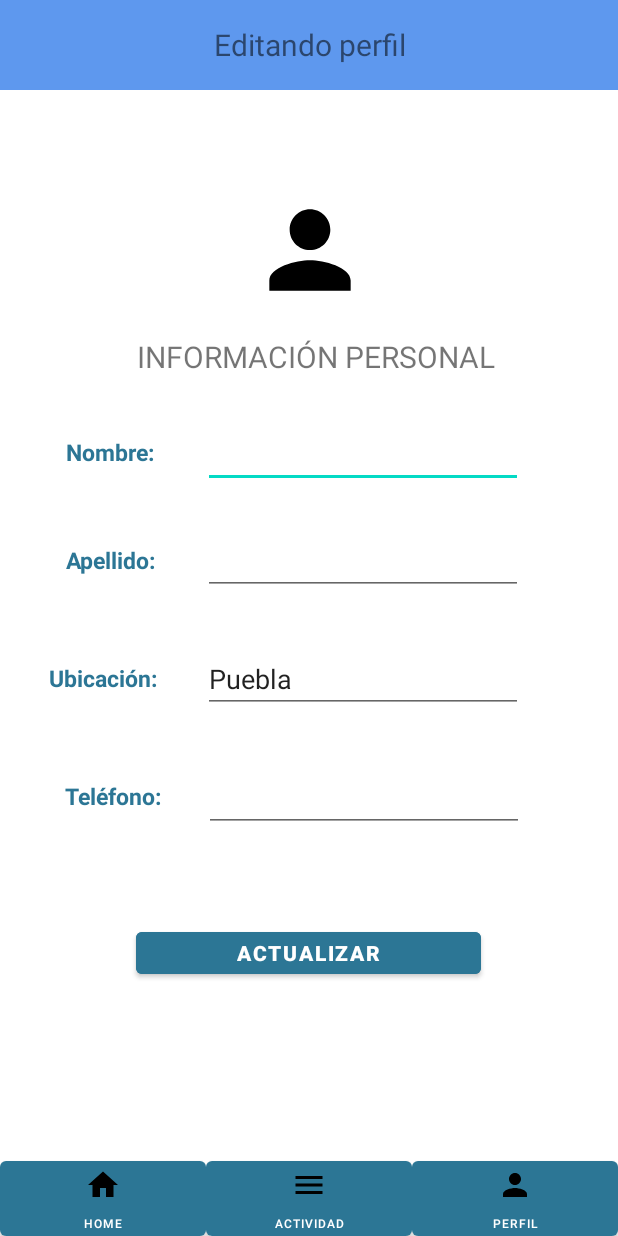
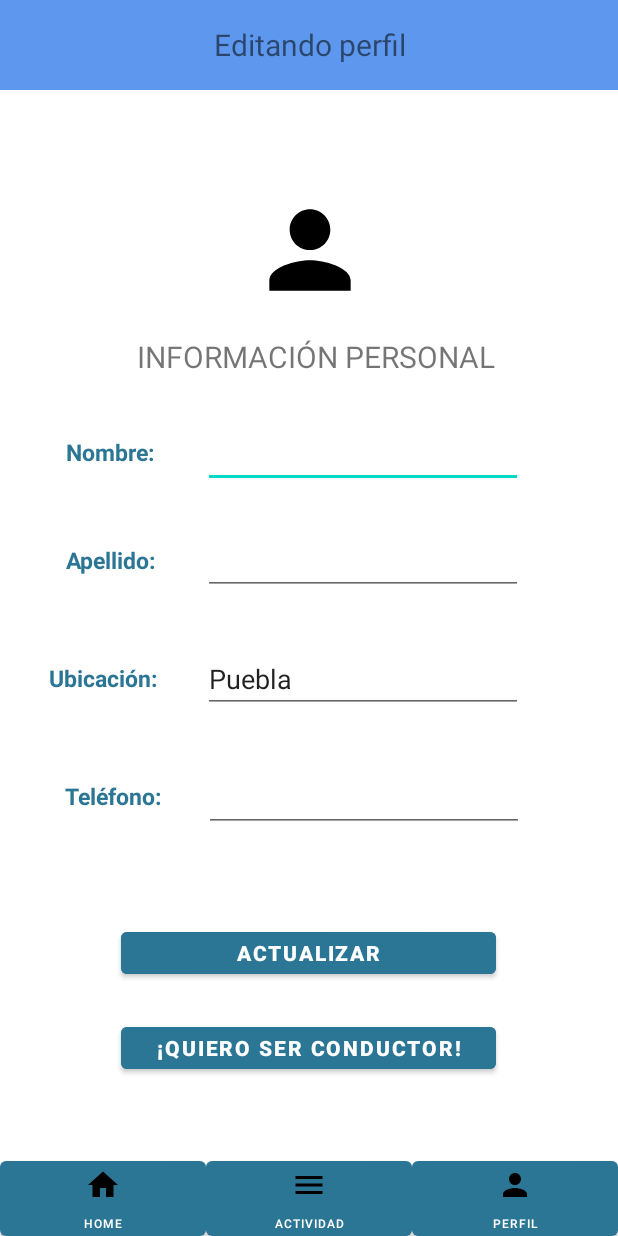
Before and after one commit to Salchiis/Carpooling, an Android app: the ProfileScreen screen opened directly, with no data from a screen before it, after a tap on "EDITAR", on a phone screen of 412 x 824 dp. Run offline under Robolectric (Android 15) with nearby library versions, the phone set to English and light mode, and no system bars; our stand-ins replace Firebase (no records; nobody signed in at launch, a user with empty details on screens opened directly).

Commit message:
Add user front

```diff
--- a/app/src/main/AndroidManifest.xml
+++ b/app/src/main/AndroidManifest.xml
@@ -7,12 +7,16 @@
         android:allowBackup="true"
         android:dataExtractionRules="@xml/data_extraction_rules"
         android:fullBackupContent="@xml/backup_rules"
-        android:icon="@mipmap/ic_launcher"
+        android:icon="@drawable/logo"
         android:label="@string/app_name"
+
         android:roundIcon="@mipmap/ic_launcher_round"
         android:supportsRtl="true"
         android:theme="@style/Theme.Carpooling"
         tools:targetApi="31">
+        <activity
+            android:name=".upgradeProfile"
+            android:exported="false" />
         <activity
             android:name=".ForgetPassword"
             android:exported="false" />
--- a/app/src/main/java/com/example/carpooling/EditInformation.java
+++ b/app/src/main/java/com/example/carpooling/EditInformation.java
@@ -23,7 +23,7 @@ import java.util.Map;
 
 public class EditInformation extends AppCompatActivity {
 
-    Button update;  //Boton para hacer el update
+    Button update,upgradeButton;  //Boton para hacer el update
     EditText name,lastname,phone,location; //Etiquetas a modificar
     FirebaseUser user; //Usuario activo
     FirebaseAuth mAuth; //Autentificador con firebase
@@ -47,6 +47,17 @@ public class EditInformation extends AppCompatActivity {
         editPerfilButton = findViewById(R.id.editPerfilButton);
         editActividadButton = findViewById(R.id.editActividadButton);
         editHomeButton = findViewById(R.id.editHomeButton);
+        upgradeButton = findViewById(R.id.upgradeButton);
+
+        upgradeButton.setOnClickListener(new View.OnClickListener() {
+            @Override
+            public void onClick(View view) {
+                Intent myIntent = new Intent(EditInformation.this, upgradeProfile.class);
+                startActivity(myIntent);
+
+            }
+        });
+
 
         editPerfilButton.setOnClickListener(new View.OnClickListener() { //Boton que nos lleva al perfil
             @Override
--- a/app/src/main/java/com/example/carpooling/ProfileScreen.java
+++ b/app/src/main/java/com/example/carpooling/ProfileScreen.java
@@ -21,7 +21,7 @@ import com.google.firebase.database.ValueEventListener;
 public class ProfileScreen extends AppCompatActivity {
 
         Button logOut;
-        TextView helpButton,editProfileButton,profilePerfilButton,profileActividadButton,profileHomeButton;;
+        TextView helpButton,editProfileButton,profilePerfilButton,profileActividadButton,profileHomeButton;
         FirebaseUser user;
         DatabaseReference reference;
         String userID;
@@ -36,7 +36,6 @@ public class ProfileScreen extends AppCompatActivity {
         editProfileButton = findViewById(R.id.editProfileButton);
         profileHomeButton = findViewById(R.id.profileHomeButton);
         profileActividadButton = findViewById(R.id.profileActividadButton);
-
         profileHomeButton.setOnClickListener(new View.OnClickListener() { //para ur a home
             @Override
             public void onClick(View view) {
@@ -93,11 +92,19 @@ public class ProfileScreen extends AppCompatActivity {
         final TextView emailTextView = findViewById(R.id.emailAddress);
         final TextView phoneTextView = findViewById(R.id.phoneAddress);
 
+        //final TextView modelTextView =  findViewById(R.id.modelAddress);
+        //final TextView placasTextView =  findViewById(R.id.placasAddress);
+        //final TextView reviewsTextView =  findViewById(R.id.reviewsAddress);
+        //final TextView tripsTextView =  findViewById(R.id.textViewAddress);
+        //definir rating bar
+
+
+
         reference.child(userID).addListenerForSingleValueEvent(new ValueEventListener() { //Para jalar la info del usuario de la db
             @Override
             public void onDataChange(@NonNull DataSnapshot snapshot) {
                     User userProfile = snapshot.getValue(User.class);
-                    if (userProfile !=null){
+                    if (userProfile !=null){ //Ingresar bool si es conductor
                         String name = userProfile.name;
                         String lastname = userProfile.lastname;
                         String email = userProfile.email;
--- a/app/src/main/res/layout/activity_edit_information.xml
+++ b/app/src/main/res/layout/activity_edit_information.xml
@@ -7,8 +7,23 @@
     tools:context=".EditInformation">
 
     <Button
+        android:id="@+id/upgradeButton"
+        android:layout_width="250dp"
+        android:layout_height="40dp"
+
+        android:backgroundTint="@color/bluerey"
+        android:text="¡Quiero ser conductor!"
+        android:textStyle="bold"
+        app:layout_constraintBottom_toBottomOf="parent"
+        app:layout_constraintEnd_toEndOf="parent"
+        app:layout_constraintHorizontal_bias="0.497"
+        app:layout_constraintStart_toStartOf="parent"
+        app:layout_constraintTop_toTopOf="parent"
+        app:layout_constraintVertical_bias="0.866" />
+
+    <Button
         android:id="@+id/updateButton"
-        android:layout_width="230dp"
+        android:layout_width="250dp"
         android:layout_height="40dp"
 
         android:backgroundTint="@color/bluerey"
```
Also changed, not shown: app/src/main/java/com/example/carpooling/upgradeProfile.java (added, +14 -0 lines), app/src/main/res/layout/activity_profile_screen.xml (+13 -0 lines), app/src/main/res/layout/activity_upgrade_profile.xml (added, +117 -0 lines).
